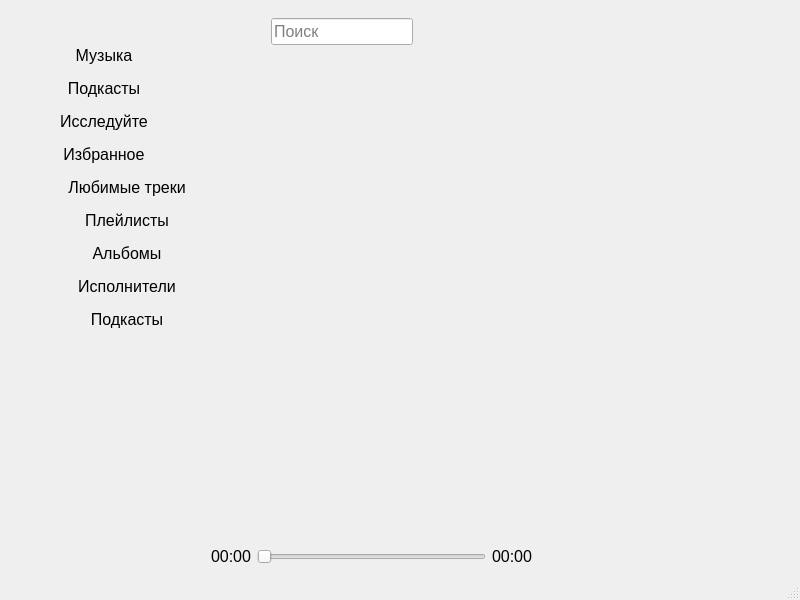
First picture: the form in mainwindow.ui, repository pamugk/deezer-qt-client, before the edit.
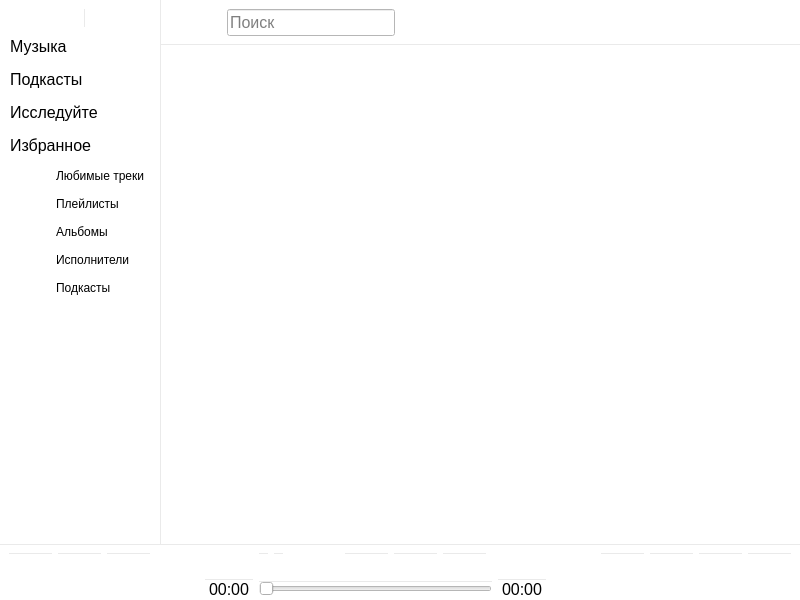
Second picture: the form after the edit. Icons and pictures are not drawn.

What changed in the file:
```diff
--- a/mainwindow.ui
+++ b/mainwindow.ui
@@ -41,7 +41,33 @@
    <bool>false</bool>
   </property>
   <widget class="QWidget" name="centralwidget">
+   <property name="font">
+    <font>
+     <pointsize>12</pointsize>
+    </font>
+   </property>
+   <property name="styleSheet">
+    <string notr="true">background-color: rgb(255, 255, 255);</string>
+   </property>
    <layout class="QGridLayout" name="windowLayout">
+    <property name="sizeConstraint">
+     <enum>QLayout::SetDefaultConstraint</enum>
+    </property>
+    <property name="leftMargin">
+     <number>0</number>
+    </property>
+    <property name="topMargin">
+     <number>0</number>
+    </property>
+    <property name="rightMargin">
+     <number>0</number>
+    </property>
+    <property name="bottomMargin">
+     <number>0</number>
+    </property>
+    <property name="spacing">
+     <number>0</number>
+    </property>
     <item row="1" column="2">
      <spacer name="contentVerticalSpacer">
       <property name="orientation">
@@ -57,6 +83,15 @@
     </item>
     <item row="3" column="0" colspan="3">
      <widget class="QWidget" name="player" native="true">
+      <property name="styleSheet">
+       <string notr="true">* {
+	border-top: 1px solid #EAEAEA;
+}
+
+QPushButton {
+	border-radius: 50%;
+}</string>
+      </property>
       <layout class="QGridLayout" name="playerLayout">
        <property name="bottomMargin">
         <number>1</number>
@@ -130,6 +165,12 @@
        </item>
        <item row="1" column="15" rowspan="2">
         <widget class="QPushButton" name="randomOrderButton">
+         <property name="sizePolicy">
+          <sizepolicy hsizetype="Minimum" vsizetype="Minimum">
+           <horstretch>0</horstretch>
+           <verstretch>0</verstretch>
+          </sizepolicy>
+         </property>
          <property name="toolTip">
           <string>Включить режим перемешивания</string>
          </property>
@@ -148,7 +189,7 @@
        <item row="1" column="9">
         <widget class="QPushButton" name="favouriteTrackButton">
          <property name="sizePolicy">
-          <sizepolicy hsizetype="Fixed" vsizetype="Fixed">
+          <sizepolicy hsizetype="Minimum" vsizetype="Minimum">
            <horstretch>0</horstretch>
            <verstretch>0</verstretch>
           </sizepolicy>
@@ -178,7 +219,7 @@
        <item row="1" column="10">
         <widget class="QPushButton" name="doNotRecommendButton">
          <property name="sizePolicy">
-          <sizepolicy hsizetype="Fixed" vsizetype="Fixed">
+          <sizepolicy hsizetype="Minimum" vsizetype="Minimum">
            <horstretch>0</horstretch>
            <verstretch>0</verstretch>
           </sizepolicy>
@@ -200,6 +241,12 @@
        </item>
        <item row="1" column="16" rowspan="2">
         <widget class="QPushButton" name="volumeButton">
+         <property name="sizePolicy">
+          <sizepolicy hsizetype="Minimum" vsizetype="Minimum">
+           <horstretch>0</horstretch>
+           <verstretch>0</verstretch>
+          </sizepolicy>
+         </property>
          <property name="text">
           <string/>
          </property>
@@ -240,6 +287,12 @@
        </item>
        <item row="1" column="14" rowspan="2">
         <widget class="QPushButton" name="repeatButton">
+         <property name="sizePolicy">
+          <sizepolicy hsizetype="Minimum" vsizetype="Minimum">
+           <horstretch>0</horstretch>
+           <verstretch>0</verstretch>
+          </sizepolicy>
+         </property>
          <property name="toolTip">
           <string>Повторять все треки</string>
          </property>
@@ -283,6 +336,12 @@
        </item>
        <item row="1" column="17" rowspan="2">
         <widget class="QPushButton" name="settingsButton">
+         <property name="sizePolicy">
+          <sizepolicy hsizetype="Minimum" vsizetype="Minimum">
+           <horstretch>0</horstretch>
+           <verstretch>0</verstretch>
+          </sizepolicy>
+         </property>
          <property name="toolTip">
           <string>Аудио</string>
          </property>
@@ -298,7 +357,7 @@
        <item row="1" column="8">
         <widget class="QPushButton" name="addToPlaylistButton">
          <property name="sizePolicy">
-          <sizepolicy hsizetype="Fixed" vsizetype="Fixed">
+          <sizepolicy hsizetype="Minimum" vsizetype="Minimum">
            <horstretch>0</horstretch>
            <verstretch>0</verstretch>
           </sizepolicy>
@@ -359,9 +418,32 @@
     </item>
     <item row="0" column="0" rowspan="2">
      <widget class="QWidget" name="drawer" native="true">
+      <property name="font">
+       <font>
+        <pointsize>12</pointsize>
+       </font>
+      </property>
+      <property name="styleSheet">
+       <string notr="true">* {
+	border-right: 1px solid #EAEAEA;
+	text-align: left;
+}
+
+QPushButton:hover {
+	color: #EF5466;
+}</string>
+      </property>
       <layout class="QGridLayout" name="drawerLayout">
        <item row="3" column="0" colspan="2">
         <widget class="QPushButton" name="podcastsNavButton">
+         <property name="font">
+          <font>
+           <pointsize>12</pointsize>
+          </font>
+         </property>
+         <property name="styleSheet">
+          <string notr="true">padding-left: 1.5rem;</string>
+         </property>
          <property name="text">
           <string>Подкасты</string>
          </property>
@@ -406,6 +488,21 @@
        </item>
        <item row="2" column="0" colspan="2">
         <widget class="QPushButton" name="musicNavButton">
+         <property name="font">
+          <font>
+           <pointsize>12</pointsize>
+          </font>
+         </property>
+         <property name="styleSheet">
+          <string notr="true">padding-left: 1.5rem;
+
+QPushButton {
+}
+
+QPushButton:hover {
+	color: #EF5466;
+}</string>
+         </property>
          <property name="text">
           <string>Музыка</string>
          </property>
@@ -420,6 +517,14 @@
        </item>
        <item row="5" column="0" colspan="2">
         <widget class="QPushButton" name="favouriteNavButton">
+         <property name="font">
+          <font>
+           <pointsize>12</pointsize>
+          </font>
+         </property>
+         <property name="styleSheet">
+          <string notr="true">padding-left: 1.5rem;</string>
+         </property>
          <property name="text">
           <string>Избранное</string>
          </property>
@@ -444,6 +549,14 @@
        </item>
        <item row="4" column="0" colspan="2">
         <widget class="QPushButton" name="exploreNavButton">
+         <property name="font">
+          <font>
+           <pointsize>12</pointsize>
+          </font>
+         </property>
+         <property name="styleSheet">
+          <string notr="true">padding-left: 1.5rem;</string>
+         </property>
          <property name="text">
           <string>Исследуйте</string>
          </property>
@@ -496,6 +609,11 @@
            <height>32</height>
           </size>
          </property>
+         <property name="font">
+          <font>
+           <pointsize>12</pointsize>
+          </font>
+         </property>
          <property name="text">
           <string/>
          </property>
@@ -528,6 +646,9 @@
     </item>
     <item row="0" column="1" colspan="2">
      <widget class="QWidget" name="navbar" native="true">
+      <property name="styleSheet">
+       <string notr="true">border-bottom: 1px solid #EAEAEA;</string>
+      </property>
       <layout class="QHBoxLayout" name="navbarLayout">
        <item>
         <widget class="QPushButton" name="searchButton">
@@ -560,6 +681,9 @@
            <verstretch>0</verstretch>
           </sizepolicy>
          </property>
+         <property name="styleSheet">
+          <string notr="true"/>
+         </property>
          <property name="placeholderText">
           <string>Поиск</string>
          </property>
@@ -568,7 +692,7 @@
        <item>
         <widget class="QPushButton" name="clearSearchButton">
          <property name="enabled">
-          <bool>false</bool>
+          <bool>true</bool>
          </property>
          <property name="text">
           <string/>
@@ -655,7 +779,6 @@
     </rect>
    </property>
   </widget>
-  <widget class="QStatusBar" name="statusbar"/>
  </widget>
  <resources>
   <include location="resources.qrc"/>
```
Left out of the diff: 8 changed lines with no effect on the pictures.
